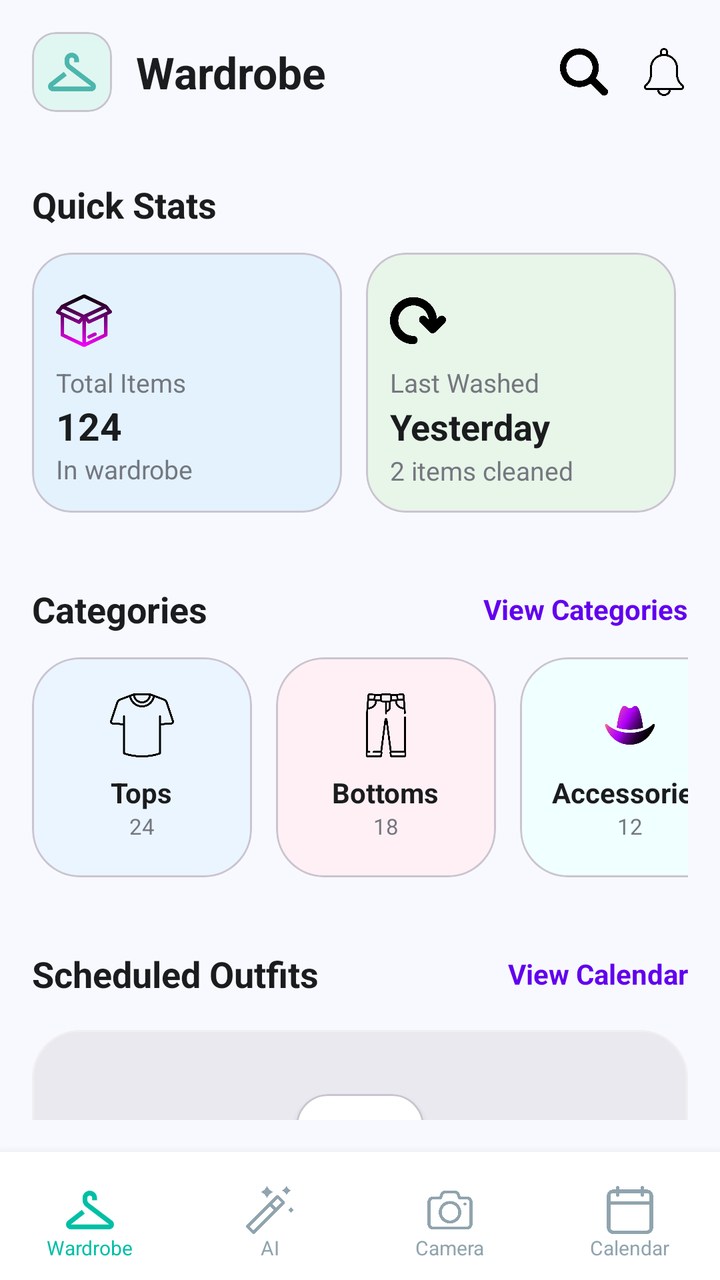
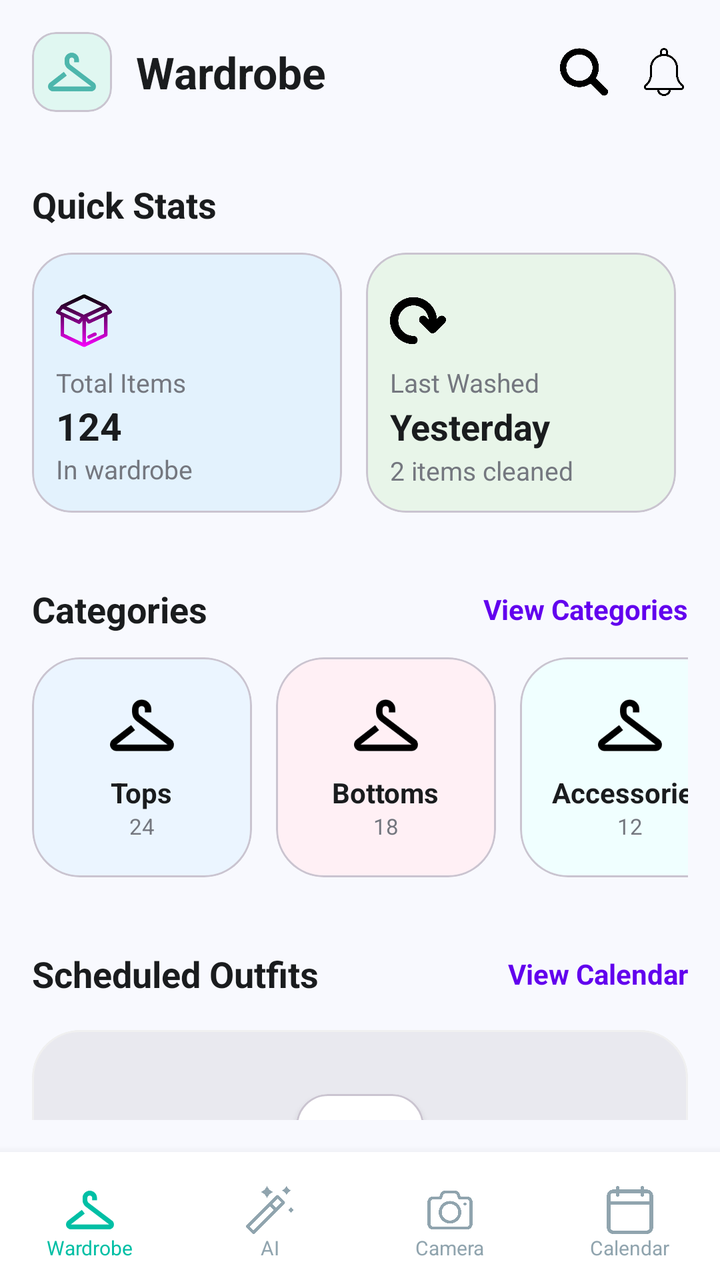

Two renders of the same Android screen: before a commit and after it. Below are the layout's source before the change and the commit's diff.
<!-- AndroidManifest.xml: application theme Theme.Project -->
<!-- res/layout/activity_wardrobe.xml -->
<?xml version="1.0" encoding="utf-8"?>
<androidx.constraintlayout.widget.ConstraintLayout xmlns:android="http://schemas.android.com/apk/res/android"
    xmlns:app="http://schemas.android.com/apk/res-auto"
    xmlns:tools="http://schemas.android.com/tools"
    android:layout_width="match_parent"
    android:layout_height="match_parent"
    android:background="@color/wardrobe_bg"
    android:fitsSystemWindows="true">

    <androidx.constraintlayout.widget.ConstraintLayout
        android:id="@+id/cl_content"
        android:layout_width="match_parent"
        android:layout_height="0dp"
        android:padding="16dp"
        app:layout_constraintBottom_toTopOf="@id/bottomBar"
        app:layout_constraintTop_toTopOf="parent">

        
            <com.google.android.material.card.MaterialCardView
                android:id="@+id/cv_header_icon"
                android:layout_width="40dp"
                android:layout_height="40dp"
                app:cardBackgroundColor="@color/wardrobe_accent_teal"
                app:cardCornerRadius="12dp"
                app:cardElevation="0dp"
                app:layout_constraintStart_toStartOf="parent"
                app:layout_constraintTop_toTopOf="parent">
                <ImageView
                    android:layout_width="24dp"
                    android:layout_height="24dp"
                    android:layout_gravity="center"
                    android:src="@drawable/hanger"
                    app:tint="@color/wardrobe_teal_icon" />
            </com.google.android.material.card.MaterialCardView>

            <TextView
                android:id="@+id/tv_title"
                android:layout_width="wrap_content"
                android:layout_height="wrap_content"
                android:layout_marginStart="12dp"
                android:text="Wardrobe"
                android:textColor="@color/wardrobe_text_primary"
                android:textSize="22sp"
                android:textStyle="bold"
                app:layout_constraintBottom_toBottomOf="@id/cv_header_icon"
                app:layout_constraintStart_toEndOf="@id/cv_header_icon"
                app:layout_constraintTop_toTopOf="@id/cv_header_icon" />

            <ImageView
                android:id="@+id/iv_search"
                android:layout_width="24dp"
                android:layout_height="24dp"
                android:layout_marginEnd="16dp"
                android:src="@drawable/search"
                app:layout_constraintBottom_toBottomOf="@id/tv_title"
                app:layout_constraintEnd_toStartOf="@id/iv_notification"
                app:layout_constraintTop_toTopOf="@id/tv_title" />

            <ImageView
                android:id="@+id/iv_notification"
                android:layout_width="24dp"
                android:layout_height="24dp"
                android:src="@drawable/notification"
                app:layout_constraintBottom_toBottomOf="@id/tv_title"
                app:layout_constraintEnd_toEndOf="parent"
                app:layout_constraintTop_toTopOf="@id/tv_title" />

            
            <TextView
                android:id="@+id/tv_quick_stats_label"
                android:layout_width="wrap_content"
                android:layout_height="wrap_content"
                android:layout_marginTop="34dp"
                android:text="Quick Stats"
                android:textColor="@color/wardrobe_text_primary"
                android:textSize="18sp"
                android:textStyle="bold"
                app:layout_constraintStart_toStartOf="parent"
                app:layout_constraintTop_toBottomOf="@id/cv_header_icon" />

            <HorizontalScrollView
                android:id="@+id/hsv_stats"
                android:layout_width="match_parent"
                android:layout_height="wrap_content"
                android:layout_marginTop="12dp"
                android:clipToPadding="false"
                android:scrollbars="none"
                app:layout_constraintTop_toBottomOf="@id/tv_quick_stats_label">

                <LinearLayout
                    android:id="@+id/ll_stats"
                    android:layout_width="wrap_content"
                    android:layout_height="wrap_content"
                    android:orientation="horizontal"
                    android:paddingBottom="4dp">

                    
                    <com.google.android.material.card.MaterialCardView
                        android:layout_width="155dp"
                        android:layout_height="130dp"
                        android:layout_marginEnd="12dp"
                        app:cardBackgroundColor="@color/stat_blue_bg"
                        app:cardCornerRadius="20dp"
                        app:cardElevation="0dp">
                        <LinearLayout
                            android:layout_width="match_parent"
                            android:layout_height="match_parent"
                            android:orientation="vertical"
                            android:padding="12dp">

                            <ImageView
                                android:layout_marginTop="8dp"
                                android:layout_width="28dp"
                                android:layout_height="28dp"
                                android:src="@drawable/box1" />

                            <TextView
                                android:layout_width="wrap_content"
                                android:layout_height="wrap_content"
                                android:layout_marginTop="8dp"
                                android:text="Total Items"
                                android:textColor="@color/wardrobe_text_secondary"
                                android:textSize="13sp" />

                            <TextView
                                android:layout_width="wrap_content"
                                android:layout_height="wrap_content"
                                android:text="@string/stat_total_items_val"
                                android:textColor="@color/wardrobe_text_primary"
                                android:textSize="19sp"
                                android:textStyle="bold" />

                            <TextView
                                android:layout_width="wrap_content"
                                android:layout_height="wrap_content"
                                android:text="In wardrobe"
                                android:textColor="@color/wardrobe_text_secondary"
                                android:textSize="13sp" />
                        </LinearLayout>
                    </com.google.android.material.card.MaterialCardView>

                    
                    <com.google.android.material.card.MaterialCardView
                        android:layout_width="155dp"
                        android:layout_height="130dp"
                        android:layout_marginEnd="8dp"
                        app:cardBackgroundColor="@color/stat_green_bg"
                        app:cardCornerRadius="20dp"
                        app:cardElevation="0dp">
                        <LinearLayout
                            android:layout_width="match_parent"
                            android:layout_height="match_parent"
                            android:orientation="vertical"
                            android:padding="12dp">
                            <ImageView
                                android:layout_marginTop="8dp"
                                android:layout_width="28dp"
                                android:layout_height="28dp"
                                android:src="@drawable/redo" />
                            <TextView
                                android:layout_width="wrap_content"
                                android:layout_height="wrap_content"
                                android:layout_marginTop="8dp"
                                android:text="Last Washed"
                                android:textColor="@color/wardrobe_text_secondary"
                                android:textSize="13sp" />
                            <TextView
                                android:layout_width="wrap_content"
                                android:layout_height="wrap_content"
                                android:layout_marginTop="1dp"
                                android:text="@string/stat_last_washed_val"
                                android:textColor="@color/wardrobe_text_primary"
                                android:textSize="18sp"
                                android:textStyle="bold" />
                            <TextView
                                android:layout_width="wrap_content"
                                android:layout_height="wrap_content"
                                android:layout_marginTop="1dp"
                                android:text="@string/stat_cleaned_desc"
                                android:textColor="@color/wardrobe_text_secondary"
                                android:textSize="13sp" />
                        </LinearLayout>
                    </com.google.android.material.card.MaterialCardView>

                    
                    <com.google.android.material.card.MaterialCardView
                        android:layout_width="155dp"
                        android:layout_height="130dp"
                        app:cardBackgroundColor="@color/stat_purple_bg"
                        app:cardCornerRadius="20dp"
                        app:cardElevation="0dp">
                        <LinearLayout
                            android:layout_width="match_parent"
                            android:layout_height="match_parent"
                            android:orientation="vertical"
                            android:padding="12dp">
                            <ImageView
                                android:layout_marginTop="8dp"
                                android:layout_width="28dp"
                                android:layout_height="28dp"
                                android:src="@drawable/tag" />
                            <TextView
                                android:layout_width="wrap_content"
                                android:layout_height="wrap_content"
                                android:layout_marginTop="8dp"
                                android:text="Unused"
                                android:textColor="@color/wardrobe_text_secondary"
                                android:textSize="13sp" />
                            <TextView
                                android:layout_width="wrap_content"
                                android:layout_height="wrap_content"
                                android:text="@string/stat_unused_val"
                                android:textColor="@color/wardrobe_text_primary"
                                android:textSize="19sp"
                                android:textStyle="bold" />
                            <TextView
                                android:layout_width="wrap_content"
                                android:layout_height="wrap_content"
                                android:text="Never worn"
                                android:textColor="@color/wardrobe_text_secondary"
                                android:textSize="13sp" />
                        </LinearLayout>
                    </com.google.android.material.card.MaterialCardView>
                </LinearLayout>
            </HorizontalScrollView>

            
            <TextView
                android:id="@+id/tv_categories_label"
                android:layout_width="wrap_content"
                android:layout_height="wrap_content"
                android:layout_marginTop="32dp"
                android:text="Categories"
                android:textColor="@color/wardrobe_text_primary"
                android:textSize="18sp"
                android:textStyle="bold"
                app:layout_constraintStart_toStartOf="parent"
                app:layout_constraintTop_toBottomOf="@id/hsv_stats" />

            <TextView
                android:id="@+id/tv_view_categories"
                android:layout_width="wrap_content"
                android:layout_height="wrap_content"
                android:text="View Categories"
                android:textColor="#6200EE"
                android:textStyle="bold"
                app:layout_constraintBottom_toBottomOf="@id/tv_categories_label"
                app:layout_constraintEnd_toEndOf="parent"
                app:layout_constraintTop_toTopOf="@id/tv_categories_label" />

            <HorizontalScrollView
                android:id="@+id/hsv_categories"
                android:layout_width="match_parent"
                android:layout_height="wrap_content"
                android:layout_marginTop="12dp"
                android:clipToPadding="false"
                android:scrollbars="none"
                app:layout_constraintTop_toBottomOf="@id/tv_categories_label">

                <LinearLayout
                    android:id="@+id/ll_categories"
                    android:layout_width="wrap_content"
                    android:layout_height="wrap_content"
                    android:orientation="horizontal"
                    android:paddingBottom="4dp">

                    
                    <com.google.android.material.card.MaterialCardView
                        android:layout_width="110dp"
                        android:layout_height="110dp"
                        android:layout_marginEnd="12dp"
                        app:cardBackgroundColor="@color/cat_blue_bg"
                        app:cardCornerRadius="24dp"
                        app:cardElevation="0dp">

                        <LinearLayout
                            android:layout_width="match_parent"
                            android:layout_height="match_parent"
                            android:gravity="center"
                            android:orientation="vertical"
                            android:padding="8dp">

                            <ImageView
                                android:layout_width="32dp"
                                android:layout_height="32dp"
                                android:src="@drawable/shirt" />

                            <TextView
                                android:layout_width="wrap_content"
                                android:layout_height="wrap_content"
                                android:layout_marginTop="8dp"
                                android:ellipsize="end"
                                android:maxLines="1"
                                android:text="Tops"
                                android:textColor="@color/wardrobe_text_primary"
                                android:textSize="14sp"
                                android:textStyle="bold" />

                            <TextView
                                android:layout_width="wrap_content"
                                android:layout_height="wrap_content"
                                android:text="@string/cat_tops_val"
                                android:textColor="@color/wardrobe_text_secondary"
                                android:textSize="11sp" />
                        </LinearLayout>
                    </com.google.android.material.card.MaterialCardView>
                    <com.google.android.material.card.MaterialCardView
                        android:layout_width="110dp"
                        android:layout_height="110dp"
                        android:layout_marginEnd="12dp"
                        app:cardBackgroundColor="@color/cat_pink_bg"
                        app:cardCornerRadius="24dp"
                        app:cardElevation="0dp">

                        <LinearLayout
                            android:layout_width="match_parent"
                            android:layout_height="match_parent"
                            android:gravity="center"
                            android:orientation="vertical"
                            android:padding="8dp">

                            <ImageView
                                android:layout_width="32dp"
                                android:layout_height="32dp"
                                android:src="@drawable/jeans" />

                            <TextView
                                android:layout_width="wrap_content"
                                android:layout_height="wrap_content"
                                android:layout_marginTop="8dp"
                                android:ellipsize="end"
                                android:maxLines="1"
                                android:text="Bottoms"
                                android:textColor="@color/wardrobe_text_primary"
                                android:textSize="14sp"
                                android:textStyle="bold" />

                            <TextView
                                android:layout_width="wrap_content"
                                android:layout_height="wrap_content"
                                android:text="@string/cat_bottoms_val"
                                android:textColor="@color/wardrobe_text_secondary"
                                android:textSize="11sp" />
                        </LinearLayout>
                    </com.google.android.material.card.MaterialCardView>

                    
                    <com.google.android.material.card.MaterialCardView
                        android:layout_width="110dp"
                        android:layout_height="110dp"
                        app:cardBackgroundColor="@color/cat_teal_bg"
                        app:cardCornerRadius="24dp"
                        android:layout_marginEnd="12dp"
                        app:cardElevation="0dp">

                        <LinearLayout
                            android:layout_width="match_parent"
                            android:layout_height="match_parent"
                            android:gravity="center"
                            android:orientation="vertical"
                            android:padding="8dp">

                            <ImageView
                                android:layout_width="32dp"
                                android:layout_height="32dp"
                                android:src="@drawable/hat" />

                            <TextView
                                android:layout_width="wrap_content"
                                android:layout_height="wrap_content"
                                android:layout_marginTop="8dp"
                                android:ellipsize="end"
                                android:maxLines="1"
                                android:text="Accessories"
                                android:textColor="@color/wardrobe_text_primary"
                                android:textSize="14sp"
                                android:textStyle="bold" />

                            <TextView
                                android:layout_width="wrap_content"
                                android:layout_height="wrap_content"
                                android:text="@string/cat_acc_val"
                                android:textColor="@color/wardrobe_text_secondary"
                                android:textSize="11sp" />
                        </LinearLayout>
                    </com.google.android.material.card.MaterialCardView>
                    
                    <com.google.android.material.card.MaterialCardView
                        android:layout_width="110dp"
                        android:layout_height="110dp"
                        app:cardBackgroundColor="@color/cat_teal_bg"
                        app:cardCornerRadius="24dp"
                        android:layout_marginEnd="12dp"
                        app:cardElevation="0dp">

                        <LinearLayout
                            android:layout_width="match_parent"
                            android:layout_height="match_parent"
                            android:gravity="center"
                            android:orientation="vertical"
                            android:padding="8dp">

                            <ImageView
                                android:layout_width="32dp"
                                android:layout_height="32dp"
                                android:src="@drawable/hat" />

                            <TextView
                                android:layout_width="wrap_content"
                                android:layout_height="wrap_content"
                                android:layout_marginTop="8dp"
                                android:ellipsize="end"
                                android:maxLines="1"
                                android:text="Accessories"
                                android:textColor="@color/wardrobe_text_primary"
                                android:textSize="14sp"
                                android:textStyle="bold" />

                            <TextView
                                android:layout_width="wrap_content"
                                android:layout_height="wrap_content"
                                android:text="@string/cat_acc_val"
                                android:textColor="@color/wardrobe_text_secondary"
                                android:textSize="11sp" />
                        </LinearLayout>
                    </com.google.android.material.card.MaterialCardView>


                </LinearLayout>
            </HorizontalScrollView>

            
            <TextView
                android:id="@+id/tv_scheduled_label"
                android:layout_width="wrap_content"
                android:layout_height="wrap_content"
                android:layout_marginTop="32dp"
                android:text="Scheduled Outfits"
                android:textColor="@color/wardrobe_text_primary"
                android:textSize="18sp"
                android:textStyle="bold"
                app:layout_constraintStart_toStartOf="parent"
                app:layout_constraintTop_toBottomOf="@id/hsv_categories" />

            <TextView
                android:id="@+id/tv_view_calendar"
                android:layout_width="wrap_content"
                android:layout_height="wrap_content"
                android:text="View Calendar"
                android:textColor="#6200EE"
                android:textStyle="bold"
                app:layout_constraintBottom_toBottomOf="@id/tv_scheduled_label"
                app:layout_constraintEnd_toEndOf="parent"
                app:layout_constraintTop_toTopOf="@id/tv_scheduled_label" />

            <com.google.android.material.card.MaterialCardView
                android:id="@+id/cv_no_outfits"
                android:layout_width="match_parent"
                android:layout_height="wrap_content"
                android:layout_marginTop="16dp"
                app:cardBackgroundColor="#E9E9EF"
                app:cardCornerRadius="24dp"
                app:cardElevation="0dp"
                app:layout_constraintTop_toBottomOf="@id/tv_scheduled_label"
                app:strokeColor="#F0F0F0"
                app:strokeWidth="1dp"
                tools:layout_editor_absoluteX="16dp">

                <LinearLayout
                    android:layout_width="match_parent"
                    android:layout_height="wrap_content"
                    android:gravity="center"
                    android:orientation="vertical"
                    android:padding="32dp">

                    <com.google.android.material.card.MaterialCardView
                        android:layout_width="64dp"
                        android:layout_height="64dp"
                        app:cardBackgroundColor="@color/white"
                        app:cardCornerRadius="16dp"
                        app:cardElevation="2dp">

                        <ImageView
                            android:layout_width="32dp"
                            android:layout_height="32dp"
                            android:layout_gravity="center"
                            android:src="@drawable/calendar_1"
                            app:tint="#444444" />
                    </com.google.android.material.card.MaterialCardView>

                    <TextView
                        android:layout_width="wrap_content"
                        android:layout_height="wrap_content"
                        android:layout_marginTop="20dp"
                        android:text="@string/no_outfits_scheduled"
                        android:textColor="@color/wardrobe_text_primary"
                        android:textSize="18sp"
                        android:textStyle="bold" />

                    <TextView
                        android:layout_width="wrap_content"
                        android:layout_height="wrap_content"
                        android:layout_marginTop="8dp"
                        android:text="@string/plan_your_looks"
                        android:textColor="@color/wardrobe_text_secondary"
                        android:textSize="14sp" />

                    <com.google.android.material.button.MaterialButton
                        android:id="@+id/btn_schedule_now"
                        android:layout_width="wrap_content"
                        android:layout_height="wrap_content"
                        android:layout_marginTop="24dp"
                        android:backgroundTint="#6200EE"
                        android:paddingStart="32dp"
                        android:paddingEnd="32dp"
                        android:text="@string/schedule_now"
                        android:textAllCaps="false"
                        android:textColor="@color/white"
                        app:cornerRadius="16dp" />
                </LinearLayout>
            </com.google.android.material.card.MaterialCardView>

    </androidx.constraintlayout.widget.ConstraintLayout>

    
    <LinearLayout
        android:id="@+id/bottomBar"
        android:layout_width="match_parent"
        android:layout_height="64dp"
        android:background="@color/white"
        android:elevation="8dp"
        android:orientation="horizontal"
        android:paddingTop="8dp"
        app:layout_constraintBottom_toBottomOf="parent">

        
        <LinearLayout
            android:id="@+id/wardrobe_menu"
            android:layout_width="0dp"
            android:layout_height="match_parent"
            android:layout_weight="1"
            android:gravity="center"
            android:onClick="onButtonClicked"
            android:orientation="vertical">
            <ImageView
                android:layout_width="24dp"
                android:layout_height="24dp"
                android:src="@drawable/hanger"
                app:tint="@color/nav_active_teal" />
            <TextView
                android:layout_width="wrap_content"
                android:layout_height="wrap_content"
                android:text="Wardrobe"
                android:textColor="@color/nav_active_teal"
                android:textSize="10sp" />
        </LinearLayout>

        
        <LinearLayout
            android:id="@+id/ai_menu"
            android:layout_width="0dp"
            android:layout_height="match_parent"
            android:layout_weight="1"
            android:gravity="center"
            android:onClick="onButtonClicked"
            android:orientation="vertical">
            <ImageView
                android:layout_width="24dp"
                android:layout_height="24dp"
                android:src="@drawable/magic"
                app:tint="@color/nav_inactive" />
            <TextView
                android:layout_width="wrap_content"
                android:layout_height="wrap_content"
                android:text="AI"
                android:textColor="@color/nav_inactive"
                android:textSize="10sp" />
        </LinearLayout>

        
        <LinearLayout
            android:id="@+id/camera_menu"
            android:layout_width="0dp"
            android:layout_height="match_parent"
            android:layout_weight="1"
            android:gravity="center"
            android:onClick="onButtonClicked"
            android:orientation="vertical">
            <ImageView
                android:layout_width="24dp"
                android:layout_height="24dp"
                android:src="@drawable/camera"
                app:tint="@color/nav_inactive" />
            <TextView
                android:layout_width="wrap_content"
                android:layout_height="wrap_content"
                android:text="Camera"
                android:textColor="@color/nav_inactive"
                android:textSize="10sp" />
        </LinearLayout>

        
        <LinearLayout
            android:id="@+id/calendar_menu"
            android:layout_width="0dp"
            android:layout_height="match_parent"
            android:layout_weight="1"
            android:gravity="center"
            android:onClick="onButtonClicked"
            android:orientation="vertical">
            <ImageView
                android:layout_width="24dp"
                android:layout_height="24dp"
                android:src="@drawable/calendar_1"
                app:tint="@color/nav_inactive" />
            <TextView
                android:layout_width="wrap_content"
                android:layout_height="wrap_content"
                android:text="Calendar"
                android:textColor="@color/nav_inactive"
                android:textSize="10sp" />
        </LinearLayout>
    </LinearLayout>

</androidx.constraintlayout.widget.ConstraintLayout>
<!-- resources referenced by this layout -->
<resources>
  <color name="cat_blue_bg">#EBF5FF</color>
  <color name="cat_pink_bg">#FFF0F5</color>
  <color name="cat_teal_bg">#F0FFFF</color>
  <color name="nav_active_teal">#00BFA5</color>
  <color name="nav_inactive">#90A4AE</color>
  <color name="stat_blue_bg">#E3F2FD</color>
  <color name="stat_green_bg">#E8F5E9</color>
  <color name="stat_purple_bg">#F3E5F5</color>
  <color name="wardrobe_accent_teal">#E0F7F1</color>
  <color name="wardrobe_bg">#F8F9FE</color>
  <color name="wardrobe_teal_icon">#4DB6AC</color>
  <color name="wardrobe_text_primary">#1A1C1E</color>
  <color name="wardrobe_text_secondary">#74777F</color>
  <color name="white">#FFFFFFFF</color>
  <!-- drawable box1: png bitmap (drawable, 23712 bytes) -->
  <!-- drawable calendar_1: png bitmap (drawable, 6932 bytes) -->
  <!-- drawable camera: png bitmap (drawable, 13061 bytes) -->
  <!-- drawable hanger: png bitmap (drawable, 2657 bytes) -->
  <!-- drawable hat: png bitmap (drawable, 60542 bytes) -->
  <!-- drawable jeans: png bitmap (drawable, 14965 bytes) -->
  <!-- drawable magic: png bitmap (drawable, 8048 bytes) -->
  <!-- drawable notification: png bitmap (drawable, 10939 bytes) -->
  <!-- drawable redo: png bitmap (drawable, 7160 bytes) -->
  <!-- drawable search: png bitmap (drawable, 7463 bytes) -->
  <!-- drawable shirt: png bitmap (drawable, 11638 bytes) -->
  <!-- drawable tag: png bitmap (drawable, 1668 bytes) -->
  <string name="cat_acc_val">12</string>
  <string name="cat_bottoms_val">18</string>
  <string name="cat_tops_val">24</string>
  <string name="no_outfits_scheduled">No Outfits Scheduled</string>
  <string name="plan_your_looks">Plan your looks for the week ahead</string>
  <string name="schedule_now">Schedule Now</string>
  <string name="stat_cleaned_desc">2 items cleaned</string>
  <string name="stat_last_washed_val">Yesterday</string>
  <string name="stat_total_items_val">124</string>
  <string name="stat_unused_val">12</string>
  <style name="Theme.Project" parent="Base.Theme.Project" />
  <style name="Base.Theme.Project" parent="Theme.Material3.DayNight.NoActionBar">
          
          
      </style>
</resources>

<!-- the commit's change to res/layout/activity_wardrobe.xml (unified diff, before → after) -->
@@ -283,7 +283,7 @@
                             <ImageView
                                 android:layout_width="32dp"
                                 android:layout_height="32dp"
-                                android:src="@drawable/shirt" />
+                                android:src="@drawable/hanger" />
 
                             <TextView
                                 android:layout_width="wrap_content"
@@ -322,7 +322,7 @@
                             <ImageView
                                 android:layout_width="32dp"
                                 android:layout_height="32dp"
-                                android:src="@drawable/jeans" />
+                                android:src="@drawable/hanger" />
 
                             <TextView
                                 android:layout_width="wrap_content"
@@ -363,7 +363,7 @@
                             <ImageView
                                 android:layout_width="32dp"
                                 android:layout_height="32dp"
-                                android:src="@drawable/hat" />
+                                android:src="@drawable/hanger" />
 
                             <TextView
                                 android:layout_width="wrap_content"
@@ -403,7 +403,7 @@
                             <ImageView
                                 android:layout_width="32dp"
                                 android:layout_height="32dp"
-                                android:src="@drawable/hat" />
+                                android:src="@drawable/hanger" />
 
                             <TextView
                                 android:layout_width="wrap_content"
<!-- resource entries referenced after the edit -->
@@ -18,13 +18,10 @@
   <!-- drawable calendar_1: png bitmap (drawable, 6932 bytes) -->
   <!-- drawable camera: png bitmap (drawable, 13061 bytes) -->
   <!-- drawable hanger: png bitmap (drawable, 2657 bytes) -->
-  <!-- drawable hat: png bitmap (drawable, 60542 bytes) -->
-  <!-- drawable jeans: png bitmap (drawable, 14965 bytes) -->
   <!-- drawable magic: png bitmap (drawable, 8048 bytes) -->
   <!-- drawable notification: png bitmap (drawable, 10939 bytes) -->
   <!-- drawable redo: png bitmap (drawable, 7160 bytes) -->
   <!-- drawable search: png bitmap (drawable, 7463 bytes) -->
-  <!-- drawable shirt: png bitmap (drawable, 11638 bytes) -->
   <!-- drawable tag: png bitmap (drawable, 1668 bytes) -->
   <string name="cat_acc_val">12</string>
   <string name="cat_bottoms_val">18</string>
